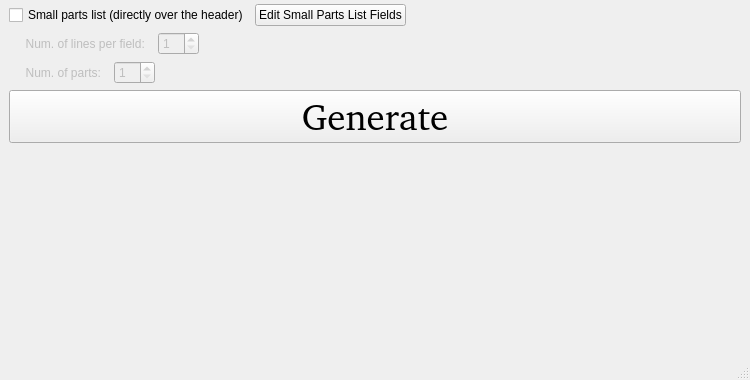
First picture: the form in mainwindow.ui, repository tobiasfalk/KiCAD-FreeCAD-TechDraw-Template-Generator, before the edit; both pictures show x 0 to 750 and y 320 to 700 of the 750 by 700 pixel window.
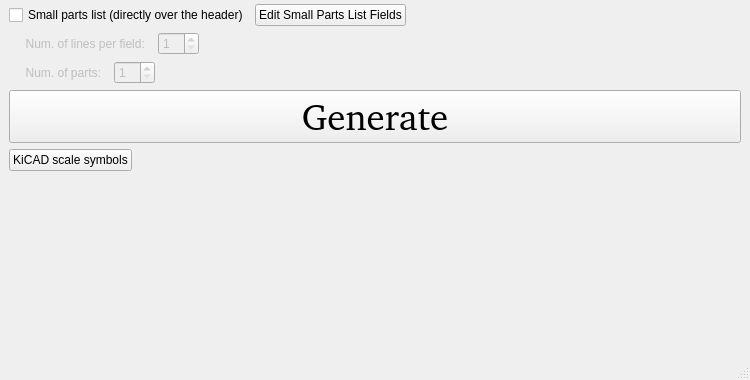
Second picture: the form after the edit.

Commit message: added KiCAD Symbol lib scaler

```diff
--- a/mainwindow.ui
+++ b/mainwindow.ui
@@ -585,6 +585,30 @@
       </item>
      </layout>
     </item>
+    <item>
+     <layout class="QHBoxLayout" name="horizontalLayout_13">
+      <item>
+       <widget class="QPushButton" name="pushButton_2">
+        <property name="text">
+         <string>KiCAD scale symbols</string>
+        </property>
+       </widget>
+      </item>
+      <item>
+       <spacer name="horizontalSpacer_13">
+        <property name="orientation">
+         <enum>Qt::Horizontal</enum>
+        </property>
+        <property name="sizeHint" stdset="0">
+         <size>
+          <width>40</width>
+          <height>20</height>
+         </size>
+        </property>
+       </spacer>
+      </item>
+     </layout>
+    </item>
     <item>
      <spacer name="verticalSpacer">
       <property name="orientation">
```
The commit also changes 8 other files.
